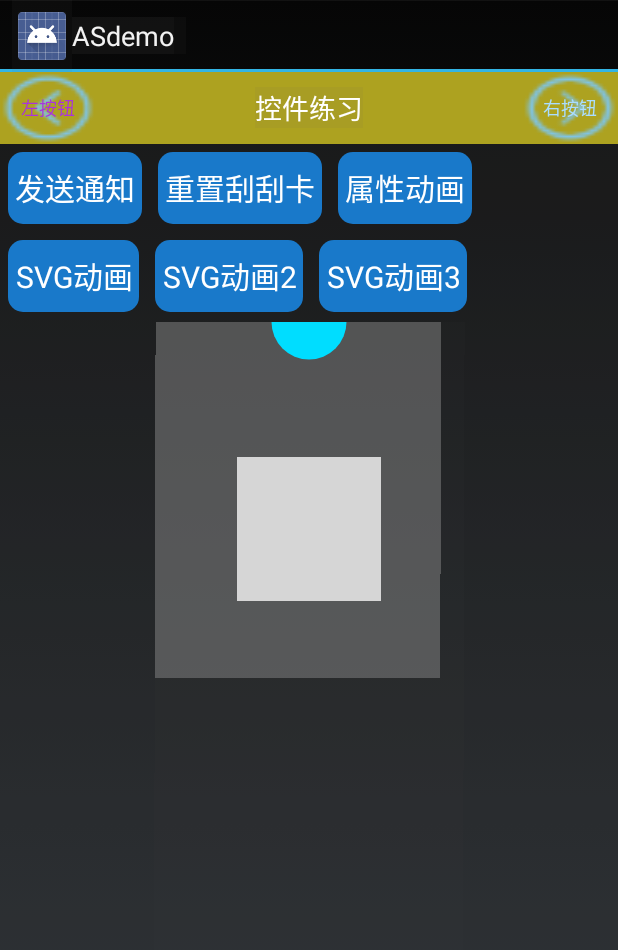
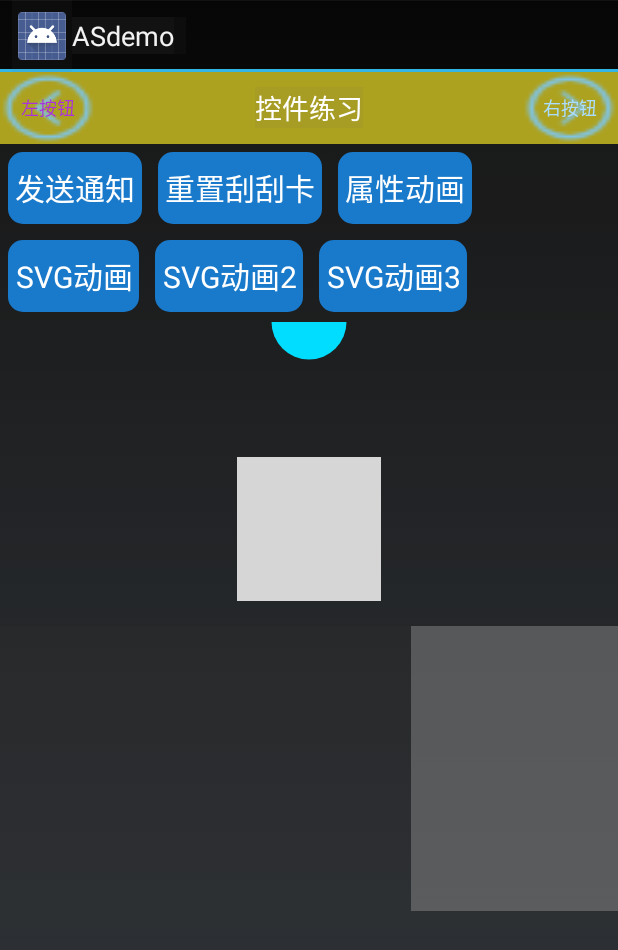
Before and after one commit to BruceHurrican/asstudydemo, an Android app: the fragment WidgetFragment shown on its own in the app's theme, after a tap on "属性动画", on a phone screen of 412 x 824 dp. Shown: the top 950 px of the screen. Run offline under Robolectric (Android 15) with nearby library versions, the phone set to English and light mode, and no system bars; our stand-ins replace ButterKnife; grey boxes are pictures that could not be loaded.

Commit message:
重构代码

```diff
--- a/app/src/main/java/com/bruce/demo/studydata/fragments/widgetdemo/WidgetFragment.java
+++ b/app/src/main/java/com/bruce/demo/studydata/fragments/widgetdemo/WidgetFragment.java
@@ -180,27 +180,29 @@ public class WidgetFragment extends BaseFragment {
                 scratch_card_view.resetScratchView("再抽一次吧");
                 break;
             case R.id.btn_animate:
-                scratch_card_view.animate().alpha(0.5f).y(250f).scaleX(0.5f).setDuration(2000).setListener(new AnimatorListenerAdapter() {
+                scratch_card_view.animate().alpha(0.5f).y(250f).rotationBy(90f).scaleX(0.5f).setDuration(2000).setListener(new AnimatorListenerAdapter() {
                     @Override
                     public void onAnimationStart(Animator animation) {
-                        LogUtils.i("=====属性动画开始=======");
+                        LogUtils.i("=====属性动画开始1=======");
                     }
 
                     @Override
                     public void onAnimationEnd(Animator animation) {
                         super.onAnimationEnd(animation);
-                        LogUtils.i("=====属性动画结束=======");
+                        LogUtils.i("=====属性动画结束1=======");
                     }
                 }).withStartAction(new Runnable() {
                     @Override
                     public void run() {
                         showToastShort("属性动画开始");
+                        LogUtils.i("=====属性动画开始2=======");
                     }
                 }).withEndAction(new Runnable() {
                     @Override
                     public void run() {
                         showToastShort("属性动画结束");
-                        scratch_card_view.animate().rotationBy(90f);
+                        LogUtils.i("=====属性动画结束2=======");
+                        scratch_card_view.animate().cancel();
                     }
                 });
                 break;
```
